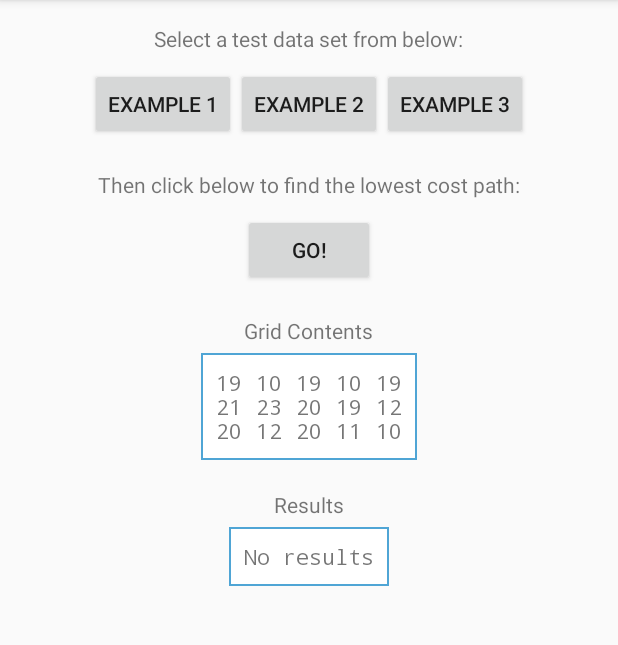
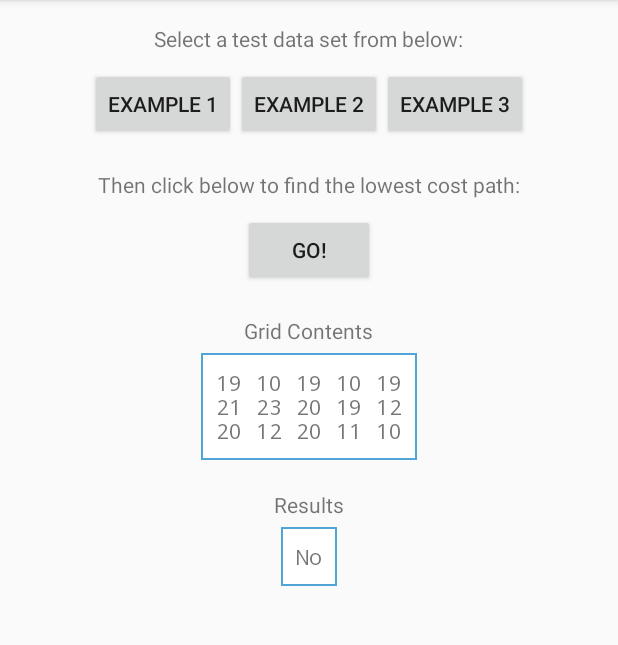
Before and after one commit to jfpdazey/PathOfLowestCost, an Android app: the screen it shows after launch (PathOfLowestCostActivity), in the options menu, after a tap on "Settings", on a phone screen of 412 x 824 dp, the part 84-729 px from its top. Run offline under Robolectric (Android 15) with nearby library versions, the phone set to English and light mode, and no system bars.

Commit message:
Displaying success of best path through selected grid

```diff
--- a/app/src/main/java/com/jfpdazey/pathoflowestcost/PathOfLowestCostActivity.java
+++ b/app/src/main/java/com/jfpdazey/pathoflowestcost/PathOfLowestCostActivity.java
@@ -33,6 +33,8 @@ public class PathOfLowestCostActivity extends AppCompatActivity {
             { 20, 12, 20, 11, 10 }
     });
 
+    private Grid loadedGrid;
+
     @Override
     protected void onCreate(Bundle savedInstanceState) {
         super.onCreate(savedInstanceState);
@@ -64,26 +66,31 @@ public class PathOfLowestCostActivity extends AppCompatActivity {
     }
 
     public void buttonForGridClicked(View view) {
-        String gridContents = getGridContentsForButton(view);
-        ((TextView) findViewById(R.id.grid_contents)).setText(gridContents);
+        loadedGrid = getGridForButton(view);
+        ((TextView) findViewById(R.id.grid_contents)).setText(loadedGrid.asDelimitedString("\t"));
         ((Button) findViewById(R.id.go_button)).setEnabled(true);
     }
 
-    private String getGridContentsForButton(View view) {
-        String contents = "";
+    public void goButtonClicked(View view) {
+        GridVisitor visitor = new GridVisitor(loadedGrid);
+        PathState bestPath = visitor.visitPathsForAllRows().get(0);
+        if (bestPath.isSuccessful()) {
+            ((TextView) findViewById(R.id.results_contents)).setText("Yes");
+        } else {
+            ((TextView) findViewById(R.id.results_contents)).setText("No");
+        }
+    }
 
+    private Grid getGridForButton(View view) {
         switch (view.getId()) {
             case R.id.grid_1_button:
-                contents = EXAMPLE_GRID_1.asDelimitedString("\t");
-                break;
+                return EXAMPLE_GRID_1;
             case R.id.grid_2_button:
-                contents = EXAMPLE_GRID_2.asDelimitedString("\t");
-                break;
+                return EXAMPLE_GRID_2;
             case R.id.grid_3_button:
-                contents = EXAMPLE_GRID_3.asDelimitedString("\t");
-                break;
+                return EXAMPLE_GRID_3;
+            default:
+                return null;
         }
-
-        return contents;
     }
 }
--- a/app/src/main/res/layout/content_lowest_cost_main.xml
+++ b/app/src/main/res/layout/content_lowest_cost_main.xml
@@ -64,7 +64,8 @@
         android:layout_below="@id/go_label"
         android:layout_marginBottom="20dp"
         android:enabled="false"
-        android:text="GO!" />
+        android:text="GO!"
+        android:onClick="goButtonClicked" />
 
     <TextView
         android:id="@+id/grid_label"
```
Also changed, not shown: 1 other file.
